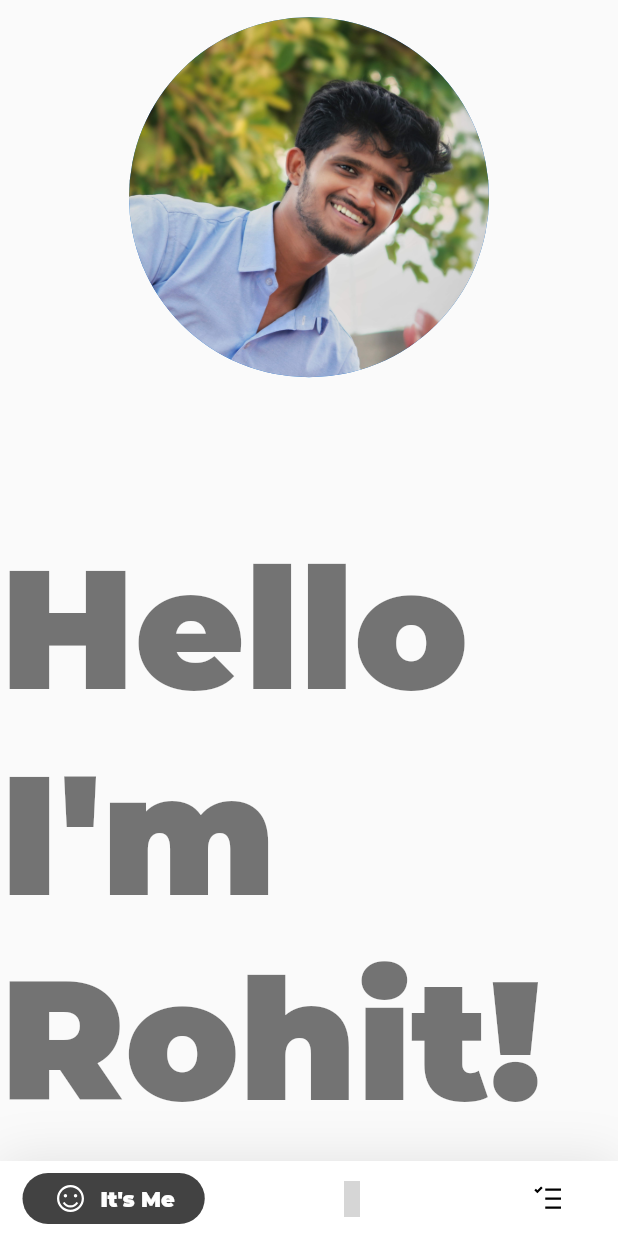
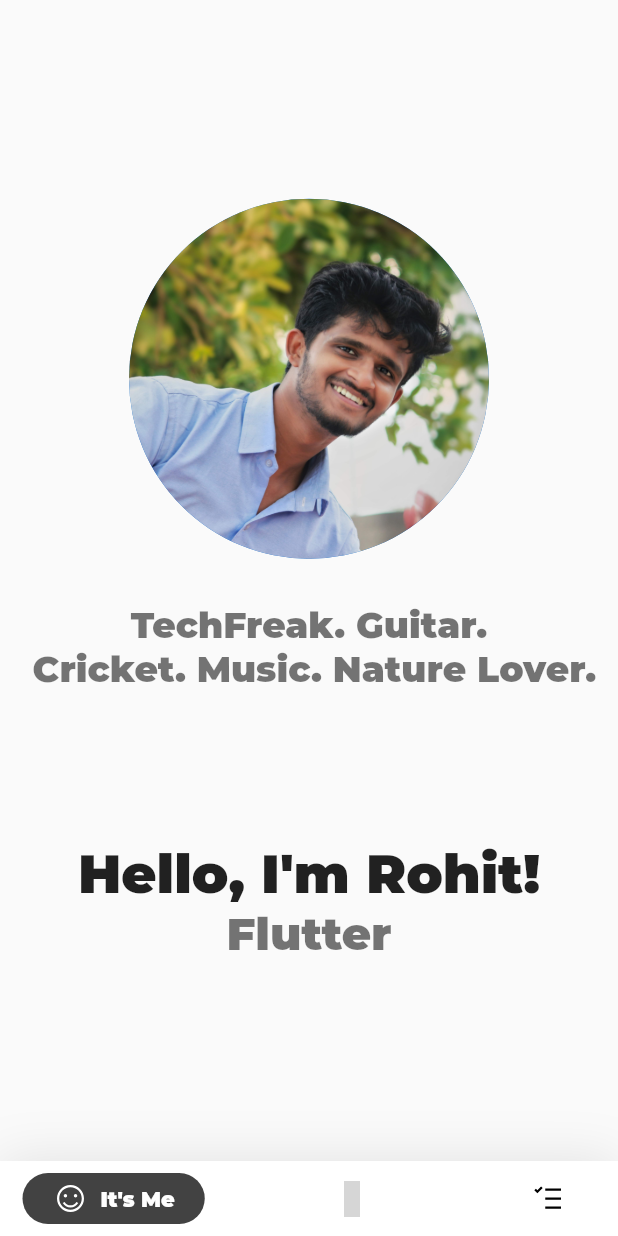
Before and after one commit to rohitjire/merawala_portfolio, a Flutter app: the screen it shows after launch, on a phone screen of 412 x 824 dp. Run offline on Flutter 3.47's test engine with Material 2 defaults, Android fonts, the phone set to English and light mode, and no system bars; drawn by our look-alikes of google_nav_bar; our stand-ins replace animated_text_kit, line_icons; missing offline and left inert: dart:html, flutter_plugin_pdf_viewer; grey boxes are pictures that could not be loaded.

Commit message:
Added Intro screen with resume

```diff
--- a/lib/main.dart
+++ b/lib/main.dart
@@ -19,7 +19,6 @@ class _MyAppState extends State<MyApp> {
         theme: ThemeData(
           fontFamily: 'Montserrat',
           backgroundColor: Colors.black12,
-          hoverColor: Colors.black87,
         ),
         debugShowCheckedModeBanner: false,
         home: HomePage());
--- a/lib/pages/intro.dart
+++ b/lib/pages/intro.dart
@@ -1,5 +1,9 @@
+import 'dart:html';
+import 'dart:ui';
+
 import 'package:animated_text_kit/animated_text_kit.dart';
 import 'package:flutter/material.dart';
+import 'package:flutter_plugin_pdf_viewer/flutter_plugin_pdf_viewer.dart';
 import 'package:merawala_portfolio/utils/assets.dart';
 
 class IntroPage extends StatefulWidget {
@@ -8,6 +12,27 @@ class IntroPage extends StatefulWidget {
 }
 
 class _IntroPageState extends State<IntroPage> {
+  PDFDocument _doc;
+  bool _loading;
+
+  _getDoc() async {
+    setState(() {
+      _loading = true;
+    });
+    final doc = await PDFDocument.fromAsset(Assets.pdfPath);
+    setState(() {
+      _doc = doc;
+      _loading = false;
+    });
+  }
+
+  @override
+  // ignore: must_call_super
+  void initState() {
+    // TODO: implement initState
+    _getDoc();
+  }
+
   @override
   Widget build(BuildContext context) {
     return Scaffold(
@@ -23,16 +48,45 @@ class _IntroPageState extends State<IntroPage> {
                         backgroundImage: AssetImage(Assets.profile),
                       ),
                       SizedBox(
+                        height: 30,
+                      ),
+                      Text(
+                        'TechFreak. Guitar.\n Cricket. Music. Nature Lover.',
+                        style: Theme.of(context).textTheme.caption,
+                        textScaleFactor: 2,
+                        textAlign: TextAlign.center,
+                      ),
+                      SizedBox(
                         height: 100,
                       ),
-                      Text("Hello I'm Rohit!",
-                          style: Theme.of(context).textTheme.headline1),
+                      Text(
+                        "Hello, I'm Rohit!",
+                        textScaleFactor: 2,
+                        style: TextStyle(
+                          fontSize: 18,
+                          color: Colors.black87,
+                          fontWeight: FontWeight.w200,
+                        ),
+                      ),
+                      RotateAnimatedTextKit(
+                        text: [
+                          'Flutter',
+                          'Dart',
+                          'Data Science Enthusiast',
+                          'Python',
+                        ],
+                        textStyle:
+                            TextStyle(color: Colors.black54, fontSize: 30),
+                        isRepeatingAnimation: true,
+                        repeatForever: true,
+                      ),
                     ])
               : Row(
                   mainAxisAlignment: MainAxisAlignment.spaceEvenly,
                   crossAxisAlignment: CrossAxisAlignment.center,
                   children: [
                     Column(
+                      crossAxisAlignment: CrossAxisAlignment.center,
                       mainAxisAlignment: MainAxisAlignment.spaceEvenly,
                       children: [
                         CircleAvatar(
@@ -60,9 +114,10 @@ class _IntroPageState extends State<IntroPage> {
                           "Hello, I'm Rohit!",
                           textScaleFactor: 4,
                           style: TextStyle(
-                              fontSize: 18,
-                              color: Colors.black87,
-                              fontWeight: FontWeight.w200),
+                            fontSize: 18,
+                            color: Colors.black87,
+                            fontWeight: FontWeight.w200,
+                          ),
                         ),
                         SizedBox(height: 28),
                         RotateAnimatedTextKit(
@@ -76,6 +131,42 @@ class _IntroPageState extends State<IntroPage> {
                           isRepeatingAnimation: true,
                           repeatForever: true,
                         ),
+                        SizedBox(height: 40),
+                        Container(
+                          height: 80,
+                          width: 180,
+                          decoration: BoxDecoration(
+                            borderRadius: BorderRadius.circular(35.0),
+                          ),
+                          padding: EdgeInsets.all(10),
+                          child: InkWell(
+                            onTap: () => showDialog(
+                                context: context,
+                                builder: (BuildContext context) {
+                                  return _loading
+                                      ? Center(
+                                          child: CircularProgressIndicator(),
+                                        )
+                                      : PDFViewer(
+                                          document: _doc,
+                                        );
+                                }),
+                            child: Card(
+                              color: Colors.black87,
+                              child: Center(
+                                child: Text(
+                                  'View Resume',
+                                  style: TextStyle(
+                                      color: Colors.white,
+                                      fontFamily: 'IndieFlower'),
+                                ),
+                              ),
+                              shape: RoundedRectangleBorder(
+                                borderRadius: BorderRadius.circular(35.0),
+                              ),
+                            ),
+                          ),
+                        )
                       ],
                     ),
                   ],
@@ -85,3 +176,16 @@ class _IntroPageState extends State<IntroPage> {
     );
   }
 }
+
+Widget showPDF(context, doc) {
+  return Stack(
+    children: [
+      BackdropFilter(
+        filter: ImageFilter.blur(sigmaX: 5, sigmaY: 5),
+      ),
+      PDFViewer(
+        document: doc,
+      )
+    ],
+  );
+}
--- a/lib/utils/assets.dart
+++ b/lib/utils/assets.dart
@@ -5,4 +5,5 @@ class Assets {
   static const linkedin = 'assets/linkedin.png';
   static const medium = 'assets/medium.png';
   static const twitter = 'assets/twitter.png';
+  static const pdfPath = 'assets/Resume.pdf';
 }
--- a/pubspec.yaml
+++ b/pubspec.yaml
@@ -30,6 +30,7 @@ dependencies:
   flutter_pdfview: ^1.0.3+1
   path_provider:
   http:
+  flutter_plugin_pdf_viewer: any
 
 
 
```
Also changed, not shown: pubspec.lock, 1 other file.
